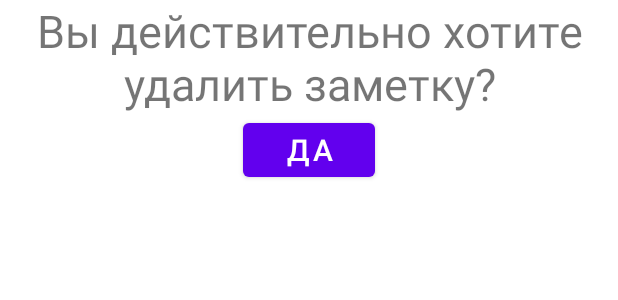
After one commit to SJ1010s/MyNote, an Android app: the layout fragnent_dialog.xml on its own in the app's theme, with its tools: preview values and no code run, on a phone screen of 412 x 824 dp. The commit adds this screen. Shown: the top 300 px of the screen. Run offline under Robolectric (Android 15) with nearby library versions, the phone set to English and light mode, and no system bars.

Commit message:
Добавил диалог фрагмент

```diff
--- /dev/null
+++ b/app/src/main/java/ru/home/mynote/fragment/OnDialogListener.java
@@ -0,0 +1,5 @@
+package ru.home.mynote.fragment;
+
+public interface OnDialogListener {
+    void onDialogYes();
+}
--- /dev/null
+++ b/app/src/main/res/layout/fragnent_dialog.xml
@@ -0,0 +1,25 @@
+<?xml version="1.0" encoding="utf-8"?>
+<LinearLayout xmlns:android="http://schemas.android.com/apk/res/android"
+    android:layout_width="match_parent"
+    android:layout_height="match_parent"
+    android:orientation="vertical">
+
+    <TextView
+        android:id="@+id/dialog_textview"
+        android:layout_width="match_parent"
+        android:layout_height="wrap_content"
+        android:text="@string/dialog_message"
+        android:textAlignment="center"
+        android:textSize="@dimen/title_in_main" />
+
+
+    <com.google.android.material.button.MaterialButton
+        android:id="@+id/dialog_button_yes"
+        android:layout_width="wrap_content"
+        android:layout_height="wrap_content"
+        android:text="@string/button_yes"
+        android:textSize="@dimen/text_note_in_main"
+        android:layout_gravity="center"/>
+
+
+</LinearLayout>
--- a/app/src/main/res/values/strings.xml
+++ b/app/src/main/res/values/strings.xml
@@ -8,4 +8,6 @@
     <!-- TODO: Remove or change this placeholder text -->
     <string name="hello_blank_fragment">Hello blank fragment</string>
     <string name="delete">Удалить</string>
+    <string name="dialog_message">Вы действительно хотите удалить заметку?</string>
+    <string name="button_yes">Да</string>
 </resources>
```
Also changed, not shown: app/src/main/java/ru/home/mynote/fragment/BottomSheetDialogFragment.java (added, +41 -0 lines), app/src/main/java/ru/home/mynote/fragment/MainFragment.java (+16 -7 lines).
